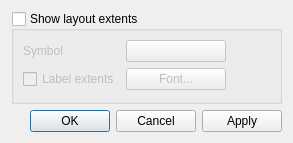
Old version of the form src/ui/qgsdecorationlayoutextentdialog.ui in the repository qgis/QGIS.
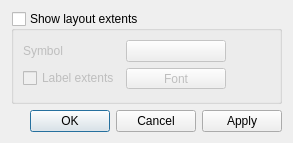
New version of the form. Custom widgets are drawn as their Qt base class.

Commit message: Use QgsFontButton everywhere we can

```diff
--- a/src/ui/qgsdecorationlayoutextentdialog.ui
+++ b/src/ui/qgsdecorationlayoutextentdialog.ui
@@ -29,13 +29,6 @@
       <bool>false</bool>
      </property>
      <layout class="QGridLayout" name="gridLayout">
-      <item row="1" column="1">
-       <widget class="QPushButton" name="mButtonFontStyle">
-        <property name="text">
-         <string>Font...</string>
-        </property>
-       </widget>
-      </item>
       <item row="1" column="0">
        <widget class="QCheckBox" name="mCheckBoxLabelExtents">
         <property name="text">
@@ -104,6 +97,19 @@
         </property>
        </spacer>
       </item>
+      <item row="1" column="1">
+       <widget class="QgsFontButton" name="mButtonFontStyle">
+        <property name="sizePolicy">
+         <sizepolicy hsizetype="Expanding" vsizetype="Fixed">
+          <horstretch>0</horstretch>
+          <verstretch>0</verstretch>
+         </sizepolicy>
+        </property>
+        <property name="text">
+         <string>Font</string>
+        </property>
+       </widget>
+      </item>
      </layout>
     </widget>
    </item>
@@ -119,6 +125,13 @@
    </item>
   </layout>
  </widget>
+ <customwidgets>
+  <customwidget>
+   <class>QgsFontButton</class>
+   <extends>QToolButton</extends>
+   <header>qgsfontbutton.h</header>
+  </customwidget>
+ </customwidgets>
  <tabstops>
   <tabstop>grpEnable</tabstop>
   <tabstop>mSymbolButton</tabstop>
```
The commit also changes 27 other files.
